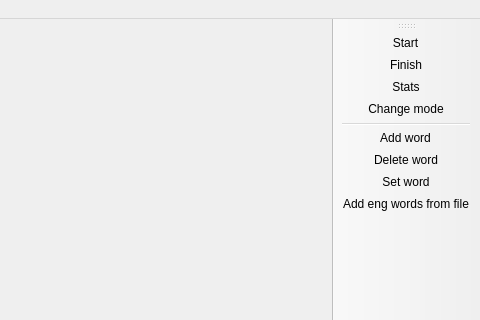
Sautenko-Andrey/learn_words_app, file Learn_Words_App_0_0_1/mainwindow.ui: the form before one commit; both pictures show x 189 to 669 and y 0 to 320 of the 669 by 411 pixel window.
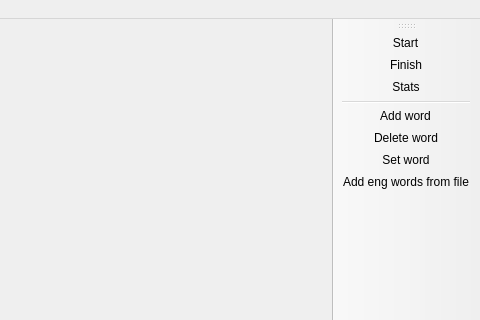
The form after the commit. Icons and pictures are not drawn.

The edit to the form file:
```diff
--- a/Learn_Words_App_0_0_1/mainwindow.ui
+++ b/Learn_Words_App_0_0_1/mainwindow.ui
@@ -71,7 +71,6 @@
    <addaction name="actionStart_lesson"/>
    <addaction name="actionFinish_lesson"/>
    <addaction name="actionStats"/>
-   <addaction name="actionChange_mode"/>
    <addaction name="separator"/>
    <addaction name="actionAdd_word"/>
    <addaction name="actionDelete_word"/>
@@ -132,15 +131,6 @@
     <string>Stats</string>
    </property>
   </action>
-  <action name="actionChange_mode">
-   <property name="icon">
-    <iconset resource="all_resources.qrc">
-     <normaloff>:/all_pics/settings.png</normaloff>:/all_pics/settings.png</iconset>
-   </property>
-   <property name="text">
-    <string>Change mode</string>
-   </property>
-  </action>
   <action name="actionAdd_words_from_file">
    <property name="icon">
     <iconset resource="all_resources.qrc">
```
